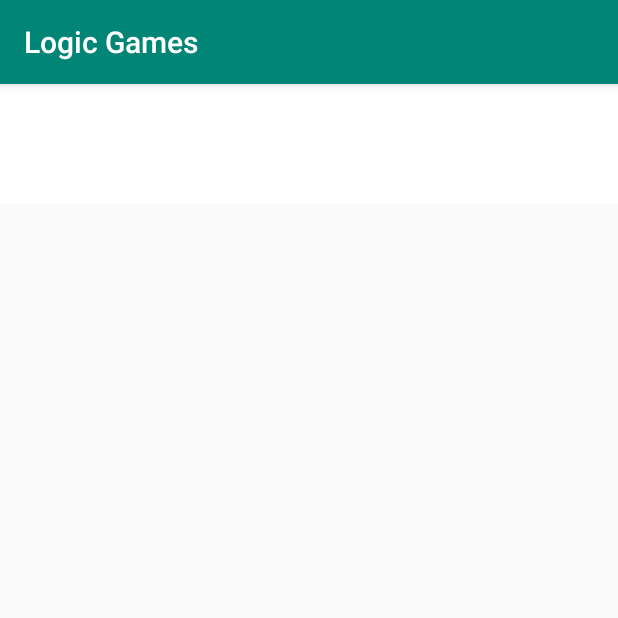
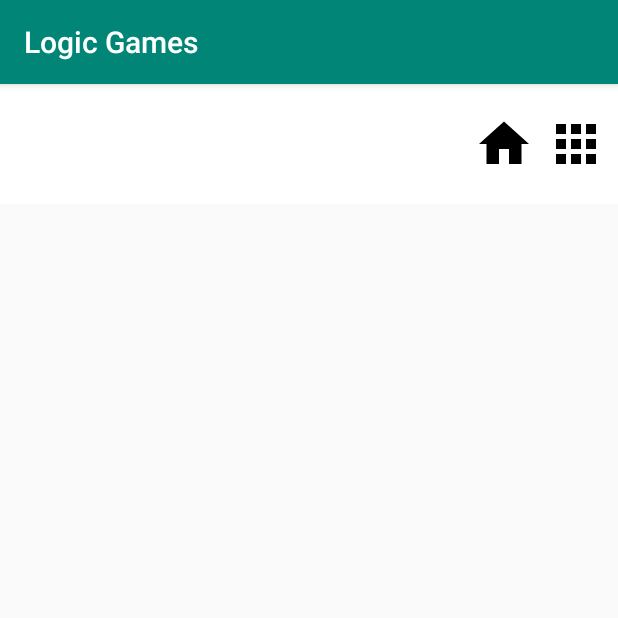
Before and after one commit to bence123456/logicgame_android, an Android app: the LevelsActivity screen opened directly, with no data from a screen before it, on a phone screen of 412 x 824 dp, the top half of it. Run offline under Robolectric (Android 15) with nearby library versions, the phone set to English and light mode, and no system bars; 4 statements that could not run were skipped.

Commit message:
modified levels activity, added link to home

```diff
--- a/app/src/main/java/com/bkonecsni/logicgame/activities/LevelsActivity.java
+++ b/app/src/main/java/com/bkonecsni/logicgame/activities/LevelsActivity.java
@@ -49,6 +49,7 @@ public class LevelsActivity extends AppCompatActivity {
         String gameName = gameInfo.getGameName();
         setGameIcon(context, gameName);
         setGameTitle(gameName);
+        addLinkToHome(context);
         addLinkToGames(context);
     }
 
@@ -82,11 +83,17 @@ public class LevelsActivity extends AppCompatActivity {
         title.setText(StringService.getFormattedTitle(gameName));
     }
 
+    private void addLinkToHome(Context context) {
+        ImageView homeLink = findViewById(R.id.homeLink);
+
+        homeLink.setOnClickListener(v -> {
+            Intent intent = new Intent(context, HomeActivity.class);
+            startActivity(intent);
+        });
+    }
+
     private void addLinkToGames(Context context) {
         ImageView gamesLink = findViewById(R.id.gamesLink);
-
-        int icon = IconProvider.getDrawable(getApplicationContext(), "ic_apps_black_24dp");
-        gamesLink.setImageIcon(Icon.createWithResource(context, icon));
 
         gamesLink.setOnClickListener(v -> {
             Intent intent = new Intent(context, GamesActivity.class);
--- /dev/null
+++ b/app/src/main/res/drawable/ic_home_black_24dp.xml
@@ -0,0 +1,9 @@
+<vector xmlns:android="http://schemas.android.com/apk/res/android"
+        android:width="24dp"
+        android:height="24dp"
+        android:viewportWidth="24.0"
+        android:viewportHeight="24.0">
+    <path
+        android:fillColor="#FF000000"
+        android:pathData="M10,20v-6h4v6h5v-8h3L12,3 2,12h3v8z"/>
+</vector>
--- a/app/src/main/res/layout/activity_levels.xml
+++ b/app/src/main/res/layout/activity_levels.xml
@@ -6,54 +6,7 @@
     android:layout_height="match_parent"
     tools:context="com.bkonecsni.logicgame.activities.LevelsActivity">
 
-    <android.support.constraint.ConstraintLayout xmlns:android="http://schemas.android.com/apk/res/android"
-        xmlns:app="http://schemas.android.com/apk/res-auto"
-        xmlns:tools="http://schemas.android.com/tools"
-        android:id="@+id/constraintLayout"
-        android:layout_width="match_parent"
-        android:layout_height="80dp"
-        android:background="#ffffff"
-        tools:layout_editor_absoluteX="16dp"
-        tools:layout_editor_absoluteY="0dp">
-
-        <ImageView
-            android:id="@+id/gameIcon"
-            android:layout_width="60dp"
-            android:layout_height="60dp"
-            android:layout_marginStart="8dp"
-            android:layout_marginTop="8dp"
-            android:layout_marginBottom="8dp"
-            app:layout_constraintBottom_toBottomOf="parent"
-            app:layout_constraintStart_toStartOf="parent"
-            app:layout_constraintTop_toTopOf="parent" />
-
-        <TextView
-            android:id="@+id/title"
-            android:layout_width="wrap_content"
-            android:layout_height="wrap_content"
-            android:layout_marginStart="16dp"
-            android:layout_marginTop="20dp"
-            android:gravity="center"
-            android:textAlignment="center"
-            android:textSize="30sp"
-            android:textStyle="bold"
-            app:layout_constraintStart_toEndOf="@+id/gameIcon"
-            app:layout_constraintTop_toTopOf="parent"
-            tools:text="Title" />
-
-        <ImageView
-            android:id="@+id/gamesLink"
-            android:layout_width="40dp"
-            android:layout_height="40dp"
-            android:layout_marginTop="8dp"
-            android:layout_marginEnd="8dp"
-            android:layout_marginBottom="8dp"
-            app:layout_constraintBottom_toBottomOf="parent"
-            app:layout_constraintEnd_toEndOf="parent"
-            app:layout_constraintTop_toTopOf="parent" />
-
-    </android.support.constraint.ConstraintLayout>
-
+    <include layout="@layout/game_header"/>
 
     <GridView xmlns:android="http://schemas.android.com/apk/res/android"
         android:id="@+id/levels"
--- /dev/null
+++ b/app/src/main/res/layout/game_header.xml
@@ -0,0 +1,61 @@
+<?xml version="1.0" encoding="utf-8"?>
+<android.support.constraint.ConstraintLayout xmlns:android="http://schemas.android.com/apk/res/android"
+    xmlns:app="http://schemas.android.com/apk/res-auto"
+    xmlns:tools="http://schemas.android.com/tools"
+    android:id="@+id/constraintLayout"
+    android:layout_width="match_parent"
+    android:layout_height="80dp"
+    android:background="#ffffff"
+    tools:layout_editor_absoluteX="16dp"
+    tools:layout_editor_absoluteY="0dp">
+
+    <ImageView
+        android:id="@+id/gameIcon"
+        android:layout_width="60dp"
+        android:layout_height="60dp"
+        android:layout_marginStart="8dp"
+        android:layout_marginTop="8dp"
+        android:layout_marginBottom="8dp"
+        app:layout_constraintBottom_toBottomOf="parent"
+        app:layout_constraintStart_toStartOf="parent"
+        app:layout_constraintTop_toTopOf="parent" />
+
+    <TextView
+        android:id="@+id/title"
+        android:layout_width="wrap_content"
+        android:layout_height="wrap_content"
+        android:layout_marginStart="16dp"
+        android:layout_marginTop="20dp"
+        android:gravity="center"
+        android:textAlignment="center"
+        android:textSize="25sp"
+        android:textStyle="bold"
+        app:layout_constraintStart_toEndOf="@+id/gameIcon"
+        app:layout_constraintTop_toTopOf="parent"
+        tools:text="Title" />
+
+    <ImageView
+        android:id="@+id/gamesLink"
+        android:layout_width="40dp"
+        android:layout_height="40dp"
+        android:layout_marginTop="8dp"
+        android:layout_marginEnd="8dp"
+        android:layout_marginBottom="8dp"
+        android:src="@drawable/ic_apps_black_24dp"
+        app:layout_constraintBottom_toBottomOf="parent"
+        app:layout_constraintEnd_toEndOf="parent"
+        app:layout_constraintTop_toTopOf="parent" />
+
+    <ImageView
+        android:id="@+id/homeLink"
+        android:layout_width="40dp"
+        android:layout_height="40dp"
+        android:layout_marginTop="8dp"
+        android:layout_marginEnd="8dp"
+        android:layout_marginBottom="8dp"
+        android:src="@drawable/ic_home_black_24dp"
+        app:layout_constraintBottom_toBottomOf="parent"
+        app:layout_constraintEnd_toStartOf="@+id/gamesLink"
+        app:layout_constraintTop_toTopOf="parent" />
+
+</android.support.constraint.ConstraintLayout>
```
